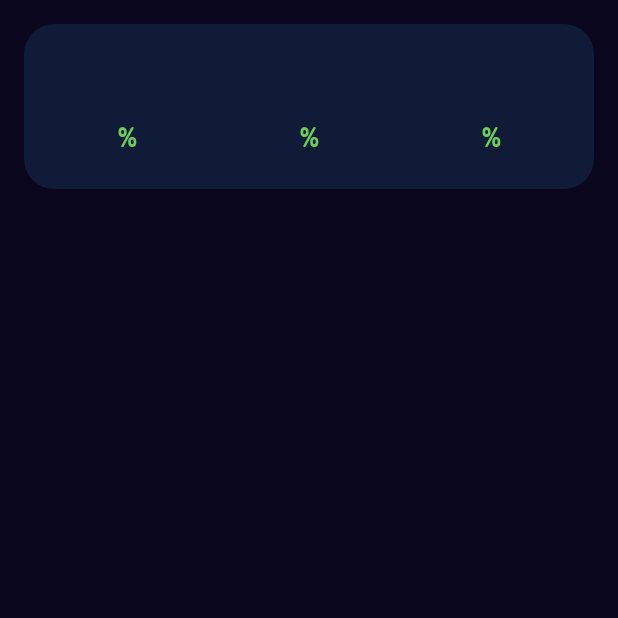
After one commit to Kotlin-Coders/NFT-Explorer, an Android app built with Jetpack Compose: the composable CoinPriceChangeItem called with empty values, on a phone screen of 412 x 824 dp, the top half of it. The commit adds this screen. Run offline under Robolectric (Android 15) with nearby library versions, the phone set to English and light mode, and no system bars; 2 statements that could not run were skipped.

Commit message:
feat(coinDetail): implement CoinDetailScreen and navigation with arguments
Implemented the coinDetailScreen to display detailed information about specific coins. Enabled argument-based navigation for efficient data passing between screens.

Also added functionality to open external links in the device's default browser, allowing users to easily access external resources.

```diff
--- a/app/src/main/java/com/kotlincoders/nftexplorer/home/domain/repository/HomeRepository.kt
+++ b/app/src/main/java/com/kotlincoders/nftexplorer/home/domain/repository/HomeRepository.kt
@@ -1,6 +1,7 @@
 package com.kotlincoders.nftexplorer.home.domain.repository
 
 import com.kotlincoders.nftexplorer.home.domain.model.Coin
+import com.kotlincoders.nftexplorer.home.domain.model.CoinDetails
 import com.kotlincoders.nftexplorer.home.domain.model.Nft
 import com.kotlincoders.nftexplorer.home.domain.model.NftCollectionAssets
 import com.kotlincoders.nftexplorer.home.domain.model.NftDetails
@@ -8,6 +9,8 @@ import com.kotlincoders.nftexplorer.home.domain.model.NftDetails
 interface HomeRepository {
     suspend fun getCoins(): Result<List<Coin>>
 
+    suspend fun getCoinDetails(coinId: String): Result<CoinDetails>
+
     suspend fun getTrendingNFTs(): Result<List<Nft>>
 
     suspend fun getNftDetails(nftAddress:String): Result<NftDetails>
--- /dev/null
+++ b/app/src/main/java/com/kotlincoders/nftexplorer/home/presentation/coin_detail/components/CoinPriceChangeItem.kt
@@ -0,0 +1,119 @@
+package com.kotlincoders.nftexplorer.home.presentation.coin_detail.components
+
+import androidx.compose.foundation.background
+import androidx.compose.foundation.layout.Arrangement
+import androidx.compose.foundation.layout.Box
+import androidx.compose.foundation.layout.Column
+import androidx.compose.foundation.layout.Row
+import androidx.compose.foundation.layout.fillMaxHeight
+import androidx.compose.foundation.layout.fillMaxWidth
+import androidx.compose.foundation.layout.height
+import androidx.compose.foundation.layout.padding
+import androidx.compose.foundation.shape.RoundedCornerShape
+import androidx.compose.material3.MaterialTheme
+import androidx.compose.material3.Text
+import androidx.compose.runtime.Composable
+import androidx.compose.ui.Alignment
+import androidx.compose.ui.Modifier
+import androidx.compose.ui.draw.clip
+import androidx.compose.ui.graphics.Color
+import androidx.compose.ui.unit.dp
+import com.kotlincoders.nftexplorer.ui.theme.NftExplorerGray
+import com.kotlincoders.nftexplorer.ui.theme.NftExplorerGreen
+import com.kotlincoders.nftexplorer.ui.theme.NftExplorerRed
+
+@Composable
+fun CoinPriceChangeItem(
+    firstTitle: String,
+    secondTitle: String,
+    thirdTitle: String,
+    firstData: String,
+    secondData: String,
+    thirdData: String,
+    modifier: Modifier = Modifier
+) {
+    val colorScheme = MaterialTheme.colorScheme
+    val textStyle = MaterialTheme.typography.titleSmall
+
+    Box(
+        modifier = modifier
+            .fillMaxWidth()
+            .padding(16.dp)
+            .height(110.dp)
+            .clip(RoundedCornerShape(20.dp))
+            .background(colorScheme.primary)
+    ) {
+        Row(
+            modifier = Modifier
+                .fillMaxWidth()
+                .padding(8.dp)
+        ) {
+            fun getTextColor(data: String): Color {
+                return if ((data.toDoubleOrNull() ?: 0.0) >= 0) {
+                    NftExplorerGreen
+                } else {
+                    NftExplorerRed
+                }
+            }
+            Column(
+                modifier = Modifier
+                    .fillMaxHeight()
+                    .weight(1f),
+                verticalArrangement = Arrangement.Center,
+                horizontalAlignment = Alignment.CenterHorizontally
+            ) {
+                Text(
+                    firstTitle,
+                    style = textStyle,
+                    color = NftExplorerGray,
+                    modifier = Modifier.padding(bottom = 8.dp)
+                )
+                Text(
+                    "$firstData%",
+                    style = textStyle,
+                    color = getTextColor(firstData)
+                )
+            }
+
+            Column(
+                modifier = Modifier
+                    .fillMaxHeight()
+                    .weight(1f),
+                verticalArrangement = Arrangement.Center,
+                horizontalAlignment = Alignment.CenterHorizontally
+            ) {
+                Text(
+                    secondTitle,
+                    style = textStyle,
+                    color = NftExplorerGray,
+                    modifier = Modifier.padding(bottom = 8.dp)
+                )
+                Text(
+                    "$secondData%",
+                    style = textStyle,
+                    color = getTextColor(secondData)
+                )
+            }
+
+            Column(
+                modifier = Modifier
+                    .fillMaxHeight()
+                    .weight(1f),
+                verticalArrangement = Arrangement.Center,
+                horizontalAlignment = Alignment.CenterHorizontally
+            ) {
+                Text(
+                    thirdTitle,
+                    style = textStyle,
+                    color = NftExplorerGray,
+                    modifier = Modifier.padding(bottom = 8.dp)
+                )
+                Text(
+                    "$thirdData%",
+                    style = textStyle,
+                    color = getTextColor(thirdData)
+                )
+            }
+        }
+    }
+}
--- a/app/src/main/java/com/kotlincoders/nftexplorer/home/presentation/home/HomeScreen.kt
+++ b/app/src/main/java/com/kotlincoders/nftexplorer/home/presentation/home/HomeScreen.kt
@@ -31,7 +31,7 @@ import com.kotlincoders.nftexplorer.core.presentation.NftExplorerVerticalGrid
 @OptIn(ExperimentalMaterial3Api::class)
 @Composable
 fun HomeScreen(
-    onCoinDetail: () -> Unit,
+    onCoinDetail: (String) -> Unit,
     onNftDetail: (String) -> Unit,
     viewModel: HomeViewModel = hiltViewModel()
 ) {
@@ -89,7 +89,7 @@ fun HomeScreen(
                             NftExplorerVerticalGrid(
                                 modifier = Modifier.fillMaxWidth(),
                                 items = state.coins.map {
-                                    { CoinItem(it, { onCoinDetail() }) }
+                                    { CoinItem(it, { onCoinDetail(it.id) }) }
                                 }
                             )
                         }
--- a/app/src/main/java/com/kotlincoders/nftexplorer/home/presentation/nft_detail/NftDetailScreen.kt
+++ b/app/src/main/java/com/kotlincoders/nftexplorer/home/presentation/nft_detail/NftDetailScreen.kt
@@ -33,7 +33,6 @@ import com.kotlincoders.nftexplorer.home.presentation.home.components.CoinItem
 import com.kotlincoders.nftexplorer.home.presentation.nft_detail.components.NftAssetsItem
 
 @SuppressLint("UnusedMaterial3ScaffoldPaddingParameter")
-@OptIn(ExperimentalMaterial3Api::class)
 @Composable
 fun NftDetailScreen(
     viewModel: NftDetailViewModel = hiltViewModel()
--- a/app/src/main/java/com/kotlincoders/nftexplorer/home/presentation/nft_detail/NftDetailState.kt
+++ b/app/src/main/java/com/kotlincoders/nftexplorer/home/presentation/nft_detail/NftDetailState.kt
@@ -1,6 +1,5 @@
 package com.kotlincoders.nftexplorer.home.presentation.nft_detail
 
-import com.kotlincoders.nftexplorer.home.domain.model.Nft
 import com.kotlincoders.nftexplorer.home.domain.model.NftCollectionAssets
 import com.kotlincoders.nftexplorer.home.domain.model.NftDetails
 
```
Also changed, not shown: app/src/main/java/com/kotlincoders/nftexplorer/home/data/remote/NftExplorerApi.kt (+8 -0 lines), app/src/main/java/com/kotlincoders/nftexplorer/home/data/remote/dto/coin_detail/CoinDetailsDtoResponse.kt (added, +46 -0 lines), app/src/main/java/com/kotlincoders/nftexplorer/home/data/repository/HomeRepositoryImpl.kt (+11 -0 lines), app/src/main/java/com/kotlincoders/nftexplorer/home/di/HomeModule.kt (+7 -0 lines), app/src/main/java/com/kotlincoders/nftexplorer/home/domain/model/CoinDetails.kt (added, +19 -0 lines), app/src/main/java/com/kotlincoders/nftexplorer/home/domain/usecase/GetCoinDetailsUseCase.kt (added, +12 -0 lines), app/src/main/java/com/kotlincoders/nftexplorer/home/presentation/coin_detail/CoinDetailScreen.kt (added, +164 -0 lines), app/src/main/java/com/kotlincoders/nftexplorer/home/presentation/coin_detail/CoinDetailState.kt (added, +10 -0 lines), app/src/main/java/com/kotlincoders/nftexplorer/home/presentation/coin_detail/CoinDetailViewModel.kt (added, +49 -0 lines), app/src/main/java/com/kotlincoders/nftexplorer/home/presentation/coin_detail/components/CoinSocialLinksItem.kt (added, +70 -0 lines), app/src/main/java/com/kotlincoders/nftexplorer/navigation/NavigationHost.kt (+10 -3 lines), app/src/main/res/drawable/ic_reddit.xml (added, +21 -0 lines), app/src/main/res/drawable/ic_twitter.xml (added, +29 -0 lines), app/src/main/res/drawable/ic_website.xml (added, +151 -0 lines), 1 more files.
